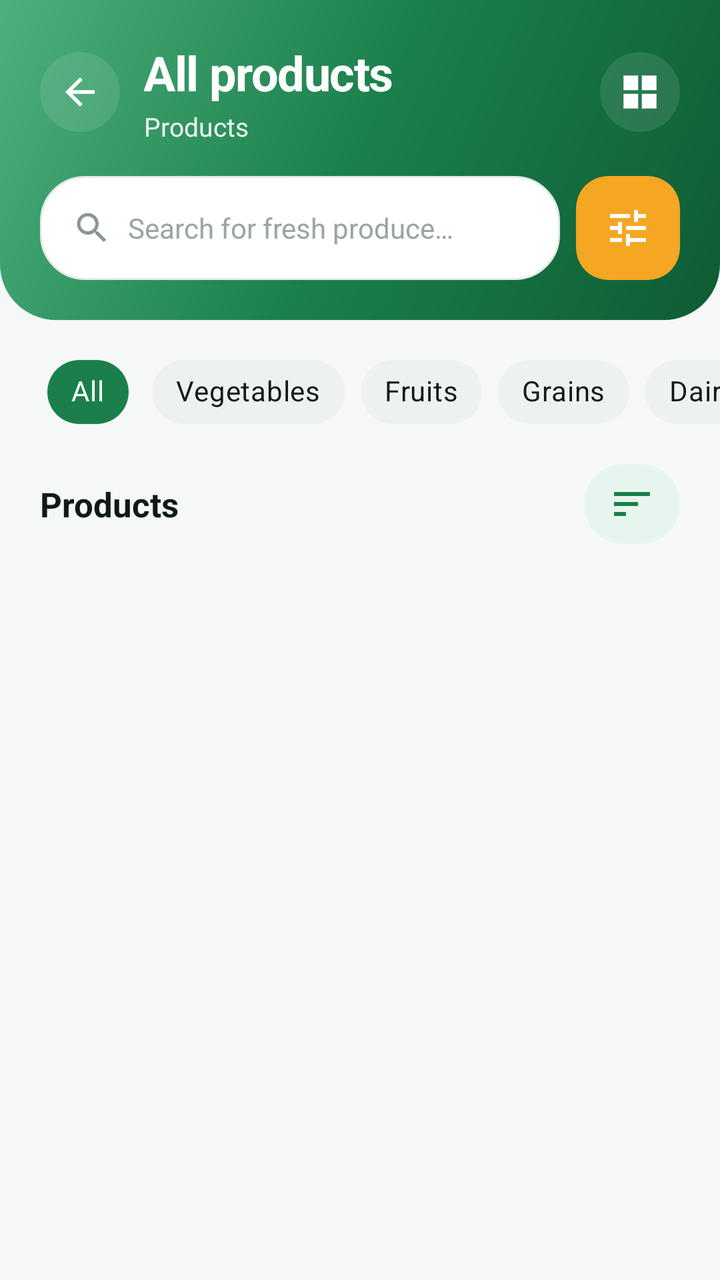
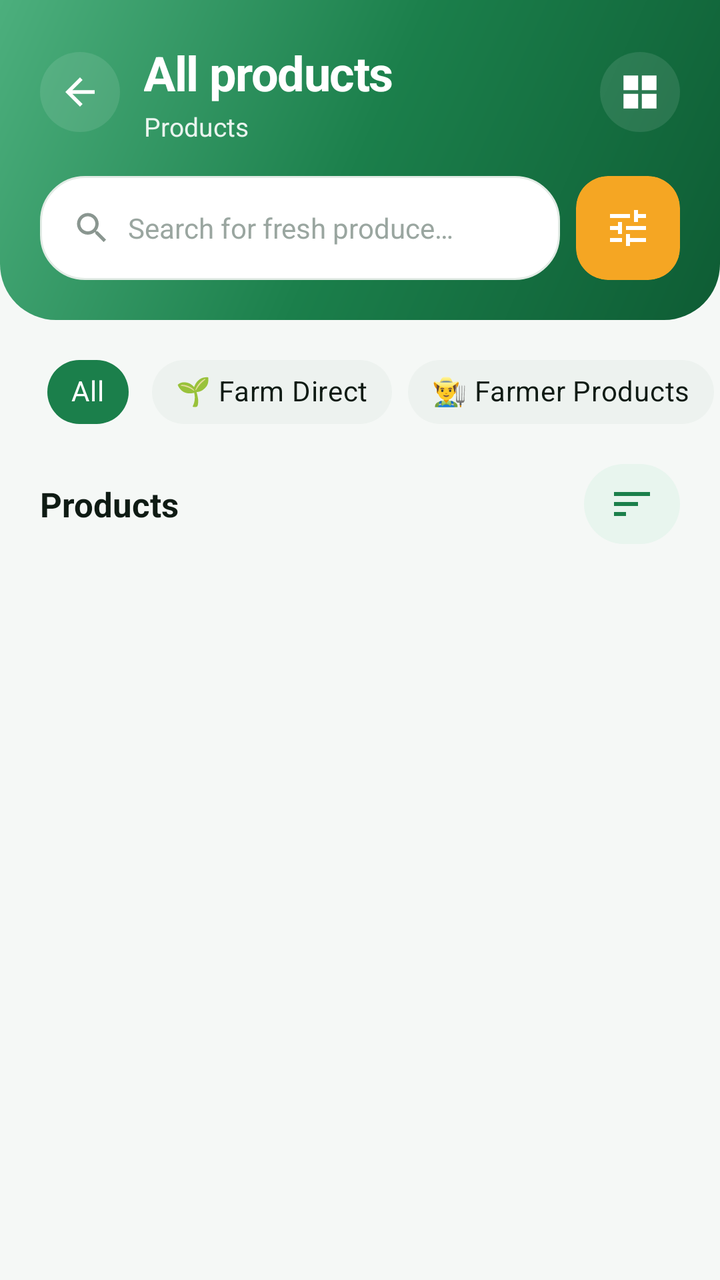

An Android layout rendered at two revisions. The XML below is the earlier revision; the diff shows what the commit changed to produce the second picture.
<!-- AndroidManifest.xml: application theme Theme.farmer -->
<!-- res/layout/activity_product_list.xml -->
<?xml version="1.0" encoding="utf-8"?>
<LinearLayout xmlns:android="http://schemas.android.com/apk/res/android"
    xmlns:app="http://schemas.android.com/apk/res-auto"
    android:layout_width="match_parent"
    android:layout_height="match_parent"
    android:background="@color/background"
    android:orientation="vertical">

    
    <LinearLayout
        android:layout_width="match_parent"
        android:layout_height="wrap_content"
        android:background="@drawable/bg_gradient_hero_rounded"
        android:orientation="vertical"
        android:paddingStart="@dimen/screen_padding"
        android:paddingTop="@dimen/space_xl"
        android:paddingEnd="@dimen/screen_padding"
        android:paddingBottom="@dimen/space_xl">

        <LinearLayout
            android:layout_width="match_parent"
            android:layout_height="wrap_content"
            android:gravity="center_vertical"
            android:orientation="horizontal">

            <FrameLayout
                android:id="@+id/product_list_back"
                android:layout_width="40dp"
                android:layout_height="40dp"
                android:background="@drawable/bg_circle_white_glass"
                android:clickable="true"
                android:focusable="true">

                <ImageView
                    android:layout_width="22dp"
                    android:layout_height="22dp"
                    android:layout_gravity="center"
                    android:contentDescription="@string/navigate_back"
                    android:src="@drawable/ic_arrow_back"
                    app:tint="@color/text_on_primary" />
            </FrameLayout>

            <LinearLayout
                android:layout_width="0dp"
                android:layout_height="wrap_content"
                android:layout_marginStart="@dimen/space_md"
                android:layout_weight="1"
                android:orientation="vertical">

                <TextView
                    android:id="@+id/product_list_title"
                    android:layout_width="wrap_content"
                    android:layout_height="wrap_content"
                    android:letterSpacing="-0.02"
                    android:text="@string/product_list_all"
                    android:textColor="@color/text_on_primary"
                    android:textSize="24sp"
                    android:textStyle="bold" />

                <TextView
                    android:id="@+id/product_list_count"
                    android:layout_width="wrap_content"
                    android:layout_height="wrap_content"
                    android:layout_marginTop="2dp"
                    android:alpha="0.9"
                    android:text="@string/products"
                    android:textColor="@color/text_on_primary"
                    android:textSize="13sp" />
            </LinearLayout>

            <FrameLayout
                android:layout_width="40dp"
                android:layout_height="40dp"
                android:background="@drawable/bg_circle_white_glass">

                <ImageView
                    android:layout_width="22dp"
                    android:layout_height="22dp"
                    android:layout_gravity="center"
                    android:contentDescription="@string/products"
                    android:src="@drawable/ic_products"
                    app:tint="@color/text_on_primary" />
            </FrameLayout>
        </LinearLayout>

        
        <LinearLayout
            android:layout_width="match_parent"
            android:layout_height="52dp"
            android:layout_marginTop="@dimen/space_lg"
            android:orientation="horizontal">

            <LinearLayout
                android:layout_width="0dp"
                android:layout_height="match_parent"
                android:layout_weight="1"
                android:background="@drawable/bg_search_field"
                android:gravity="center_vertical"
                android:orientation="horizontal"
                android:paddingStart="@dimen/space_lg"
                android:paddingEnd="@dimen/space_lg">

                <ImageView
                    android:layout_width="20dp"
                    android:layout_height="20dp"
                    android:contentDescription="@string/search_products"
                    android:src="@drawable/ic_search"
                    app:tint="@color/text_tertiary" />

                <EditText
                    android:id="@+id/product_list_search"
                    android:layout_width="0dp"
                    android:layout_height="match_parent"
                    android:layout_marginStart="@dimen/space_sm"
                    android:layout_weight="1"
                    android:background="@android:color/transparent"
                    android:hint="@string/search_products"
                    android:imeOptions="actionSearch"
                    android:inputType="text"
                    android:maxLines="1"
                    android:textColor="@color/text_primary"
                    android:textColorHint="@color/text_hint"
                    android:textSize="14sp" />
            </LinearLayout>

            <com.google.android.material.card.MaterialCardView
                android:id="@+id/product_list_filter"
                android:layout_width="52dp"
                android:layout_height="52dp"
                android:layout_marginStart="@dimen/space_sm"
                android:clickable="true"
                android:focusable="true"
                app:cardBackgroundColor="@color/accent"
                app:cardCornerRadius="@dimen/radius_md"
                app:cardElevation="0dp"
                app:strokeWidth="0dp">

                <ImageView
                    android:layout_width="24dp"
                    android:layout_height="24dp"
                    android:layout_gravity="center"
                    android:contentDescription="@string/filters"
                    android:src="@drawable/ic_tune"
                    app:tint="@color/white" />
            </com.google.android.material.card.MaterialCardView>
        </LinearLayout>
    </LinearLayout>

    
    <HorizontalScrollView
        android:layout_width="match_parent"
        android:layout_height="wrap_content"
        android:layout_marginTop="@dimen/space_md"
        android:clipToPadding="false"
        android:paddingStart="@dimen/screen_padding"
        android:paddingEnd="@dimen/screen_padding"
        android:scrollbars="none">

        <com.google.android.material.chip.ChipGroup
            android:id="@+id/product_list_chips"
            android:layout_width="wrap_content"
            android:layout_height="wrap_content"
            app:chipSpacingHorizontal="@dimen/space_sm"
            app:selectionRequired="false"
            app:singleLine="true"
            app:singleSelection="true">

            <com.google.android.material.chip.Chip
                android:id="@+id/filter_all"
                style="@style/Widget.MaterialComponents.Chip.Choice"
                android:layout_width="wrap_content"
                android:layout_height="wrap_content"
                android:checkable="true"
                android:checked="true"
                android:text="@string/categories_all"
                android:textColor="@color/selector_chip_text"
                android:textStyle="bold"
                app:checkedIconVisible="false"
                app:chipBackgroundColor="@color/selector_chip_bg"
                app:chipCornerRadius="@dimen/radius_pill" />

            <com.google.android.material.chip.Chip
                android:id="@+id/filter_vegetables"
                style="@style/Widget.MaterialComponents.Chip.Choice"
                android:layout_width="wrap_content"
                android:layout_height="wrap_content"
                android:checkable="true"
                android:text="@string/category_vegetables"
                android:textColor="@color/selector_chip_text"
                android:textStyle="bold"
                app:checkedIconVisible="false"
                app:chipBackgroundColor="@color/selector_chip_bg"
                app:chipCornerRadius="@dimen/radius_pill" />

            <com.google.android.material.chip.Chip
                android:id="@+id/filter_fruits"
                style="@style/Widget.MaterialComponents.Chip.Choice"
                android:layout_width="wrap_content"
                android:layout_height="wrap_content"
                android:checkable="true"
                android:text="@string/category_fruits"
                android:textColor="@color/selector_chip_text"
                android:textStyle="bold"
                app:checkedIconVisible="false"
                app:chipBackgroundColor="@color/selector_chip_bg"
                app:chipCornerRadius="@dimen/radius_pill" />

            <com.google.android.material.chip.Chip
                android:id="@+id/filter_grains"
                style="@style/Widget.MaterialComponents.Chip.Choice"
                android:layout_width="wrap_content"
                android:layout_height="wrap_content"
                android:checkable="true"
                android:text="@string/category_grains"
                android:textColor="@color/selector_chip_text"
                android:textStyle="bold"
                app:checkedIconVisible="false"
                app:chipBackgroundColor="@color/selector_chip_bg"
                app:chipCornerRadius="@dimen/radius_pill" />

            <com.google.android.material.chip.Chip
                android:id="@+id/filter_dairy"
                style="@style/Widget.MaterialComponents.Chip.Choice"
                android:layout_width="wrap_content"
                android:layout_height="wrap_content"
                android:checkable="true"
                android:text="@string/category_dairy"
                android:textColor="@color/selector_chip_text"
                android:textStyle="bold"
                app:checkedIconVisible="false"
                app:chipBackgroundColor="@color/selector_chip_bg"
                app:chipCornerRadius="@dimen/radius_pill" />

            <com.google.android.material.chip.Chip
                android:id="@+id/filter_others"
                style="@style/Widget.MaterialComponents.Chip.Choice"
                android:layout_width="wrap_content"
                android:layout_height="wrap_content"
                android:checkable="true"
                android:text="@string/filter_others"
                android:textColor="@color/selector_chip_text"
                android:textStyle="bold"
                app:checkedIconVisible="false"
                app:chipBackgroundColor="@color/selector_chip_bg"
                app:chipCornerRadius="@dimen/radius_pill" />
        </com.google.android.material.chip.ChipGroup>
    </HorizontalScrollView>

    
    <LinearLayout
        android:layout_width="match_parent"
        android:layout_height="wrap_content"
        android:layout_marginTop="@dimen/space_md"
        android:layout_marginBottom="@dimen/space_sm"
        android:gravity="center_vertical"
        android:orientation="horizontal"
        android:paddingStart="@dimen/screen_padding"
        android:paddingEnd="@dimen/screen_padding">

        <TextView
            android:layout_width="0dp"
            android:layout_height="wrap_content"
            android:layout_weight="1"
            android:text="@string/products"
            android:textColor="@color/text_primary"
            android:textSize="17sp"
            android:textStyle="bold" />

        <ImageView
            android:id="@+id/product_list_sort"
            android:layout_width="wrap_content"
            android:layout_height="wrap_content"
            android:background="@drawable/bg_pill_primary"
            android:clickable="true"
            android:contentDescription="@string/sort"
            android:focusable="true"
            android:paddingStart="@dimen/space_md"
            android:paddingTop="@dimen/space_sm"
            android:paddingEnd="@dimen/space_md"
            android:paddingBottom="@dimen/space_sm"
            android:src="@drawable/ic_sort"
            app:tint="@color/primary" />
    </LinearLayout>

    
    <androidx.recyclerview.widget.RecyclerView
        android:id="@+id/product_list_recycler"
        android:layout_width="match_parent"
        android:layout_height="0dp"
        android:layout_weight="1"
        android:clipToPadding="false"
        android:paddingStart="@dimen/space_sm"
        android:paddingEnd="@dimen/space_sm"
        android:paddingBottom="@dimen/space_xl" />

    
    <LinearLayout
        android:id="@+id/product_list_empty"
        android:layout_width="match_parent"
        android:layout_height="wrap_content"
        android:gravity="center"
        android:orientation="vertical"
        android:padding="@dimen/space_4xl"
        android:visibility="gone">

        <FrameLayout
            android:layout_width="72dp"
            android:layout_height="72dp"
            android:background="@drawable/bg_circle_primary_soft">

            <ImageView
                android:layout_width="34dp"
                android:layout_height="34dp"
                android:layout_gravity="center"
                android:contentDescription="@string/products"
                android:src="@drawable/ic_leaf"
                app:tint="@color/primary" />
        </FrameLayout>

        <TextView
            android:layout_width="wrap_content"
            android:layout_height="wrap_content"
            android:layout_marginTop="@dimen/space_lg"
            android:text="@string/filter_no_results"
            android:textColor="@color/text_primary"
            android:textSize="18sp"
            android:textStyle="bold" />

        <TextView
            android:layout_width="wrap_content"
            android:layout_height="wrap_content"
            android:layout_marginTop="@dimen/space_xs"
            android:gravity="center"
            android:text="@string/filter_no_results_subtitle"
            android:textColor="@color/text_secondary"
            android:textSize="13sp" />
    </LinearLayout>

    
    <ProgressBar
        android:id="@+id/product_list_progress"
        android:layout_width="wrap_content"
        android:layout_height="wrap_content"
        android:layout_gravity="center_horizontal"
        android:layout_marginTop="@dimen/space_xl"
        android:indeterminateTint="@color/primary"
        android:visibility="gone" />

</LinearLayout>
<!-- resources referenced by this layout -->
<resources>
  <color name="accent">#F5A623</color>
  <color name="background">#F5F8F6</color>
  <color name="primary">#1B7F4B</color>
  <color name="text_hint">#9AA6A0</color>
  <color name="text_on_primary">#FFFFFF</color>
  <color name="text_primary">#0F1B14</color>
  <color name="text_secondary">#5C6B62</color>
  <color name="text_tertiary">#8A9690</color>
  <color name="white">#FFFFFFFF</color>
  <dimen name="radius_md">16dp</dimen>
  <dimen name="radius_pill">999dp</dimen>
  <dimen name="screen_padding">20dp</dimen>
  <dimen name="space_4xl">40dp</dimen>
  <dimen name="space_lg">16dp</dimen>
  <dimen name="space_md">12dp</dimen>
  <dimen name="space_sm">8dp</dimen>
  <dimen name="space_xl">20dp</dimen>
  <dimen name="space_xs">4dp</dimen>
  <!-- drawable bg_circle_primary_soft (drawable) -->
  <?xml version="1.0" encoding="utf-8"?>
  <shape xmlns:android="http://schemas.android.com/apk/res/android"
      android:shape="oval">
      <solid android:color="@color/primary_surface" />
  </shape>
  <!-- drawable bg_circle_white_glass (drawable) -->
  <?xml version="1.0" encoding="utf-8"?>
  <shape xmlns:android="http://schemas.android.com/apk/res/android"
      android:shape="oval">
      <solid android:color="@color/overlay_light" />
  </shape>
  <!-- drawable bg_pill_primary (drawable) -->
  <?xml version="1.0" encoding="utf-8"?>
  <shape xmlns:android="http://schemas.android.com/apk/res/android"
      android:shape="rectangle">
      <solid android:color="@color/primary_surface" />
      <corners android:radius="@dimen/radius_pill" />
  </shape>
  <!-- drawable bg_search_field (drawable) -->
  <?xml version="1.0" encoding="utf-8"?>
  <shape xmlns:android="http://schemas.android.com/apk/res/android"
      android:shape="rectangle">
      <solid android:color="@color/surface" />
      <stroke android:width="1dp" android:color="@color/border" />
      <corners android:radius="@dimen/radius_lg" />
  </shape>
  <!-- drawable ic_sort (drawable) -->
  <vector xmlns:android="http://schemas.android.com/apk/res/android"
      android:width="24dp"
      android:height="24dp"
      android:viewportWidth="24"
      android:viewportHeight="24">
      <path
          android:fillColor="@color/primary"
          android:pathData="M3,18h6v-2L3,16v2zM3,6v2h18L21,6L3,6zM3,13h12v-2L3,11v2z" />
  </vector>
  <string name="categories_all">All</string>
  <string name="category_dairy">Dairy</string>
  <string name="category_fruits">Fruits</string>
  <string name="category_grains">Grains</string>
  <string name="category_vegetables">Vegetables</string>
  <string name="filter_no_results">Nothing here yet</string>
  <string name="filter_no_results_subtitle">Try a different search or clear your filters.</string>
  <string name="filter_others">Others</string>
  <string name="filters">Filters</string>
  <string name="navigate_back">Navigate back</string>
  <string name="product_list_all">All products</string>
  <string name="products">Products</string>
  <string name="search_products">Search for fresh produce…</string>
  <string name="sort">Sort</string>
  <style name="Theme.farmer" parent="Base.Theme.farmer">
      </style>
  <color name="primary_surface">#E8F5EE</color>
  <color name="overlay_light">#1AFFFFFF</color>
  <color name="primary_dark">#0E5C34</color>
  <color name="primary_light">#4CAF7D</color>
  <dimen name="radius_xl">28dp</dimen>
  <color name="surface">#FFFFFF</color>
  <color name="border">#E2EBE5</color>
  <dimen name="radius_lg">22dp</dimen>
  <color name="accent_dark">#D88A0A</color>
  <color name="surface_muted">#EDF2EF</color>
  <style name="Widget.Farmer.BottomNav" parent="Widget.MaterialComponents.BottomNavigationView.Colored">
          <item name="itemIconTint">@color/selector_bottom_nav</item>
          <item name="itemTextColor">@color/selector_bottom_nav</item>
          <item name="itemActiveIndicatorStyle">@null</item>
          <item name="backgroundTint">@color/surface</item>
      </style>
  <dimen name="button_height">56dp</dimen>
  <!-- unchanged entries left out for length: 8 -->
</resources>

<!-- the commit's change to res/layout/activity_product_list.xml (unified diff, before → after) -->
@@ -180,6 +180,32 @@
                 app:chipCornerRadius="@dimen/radius_pill" />
 
             <com.google.android.material.chip.Chip
+                android:id="@+id/filter_farm_direct"
+                style="@style/Widget.MaterialComponents.Chip.Choice"
+                android:layout_width="wrap_content"
+                android:layout_height="wrap_content"
+                android:checkable="true"
+                android:text="🌱 Farm Direct"
+                android:textColor="@color/selector_chip_text"
+                android:textStyle="bold"
+                app:checkedIconVisible="false"
+                app:chipBackgroundColor="@color/selector_chip_bg"
+                app:chipCornerRadius="@dimen/radius_pill" />
+
+            <com.google.android.material.chip.Chip
+                android:id="@+id/filter_farmer_products"
+                style="@style/Widget.MaterialComponents.Chip.Choice"
+                android:layout_width="wrap_content"
+                android:layout_height="wrap_content"
+                android:checkable="true"
+                android:text="👨‍🌾 Farmer Products"
+                android:textColor="@color/selector_chip_text"
+                android:textStyle="bold"
+                app:checkedIconVisible="false"
+                app:chipBackgroundColor="@color/selector_chip_bg"
+                app:chipCornerRadius="@dimen/radius_pill" />
+
+            <com.google.android.material.chip.Chip
                 android:id="@+id/filter_vegetables"
                 style="@style/Widget.MaterialComponents.Chip.Choice"
                 android:layout_width="wrap_content"
